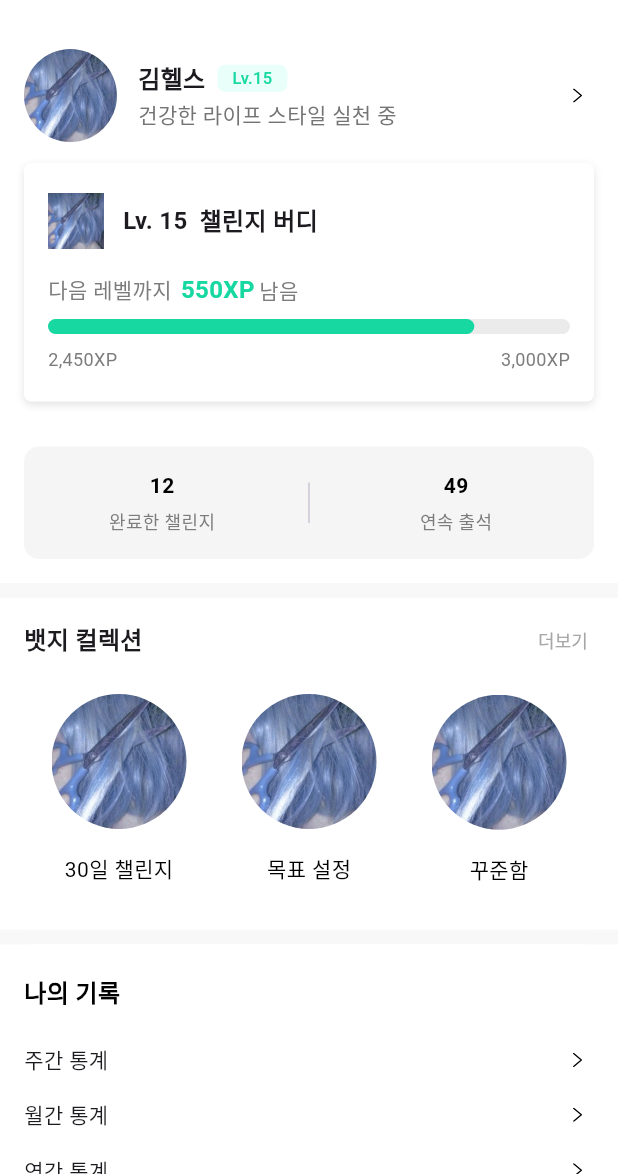
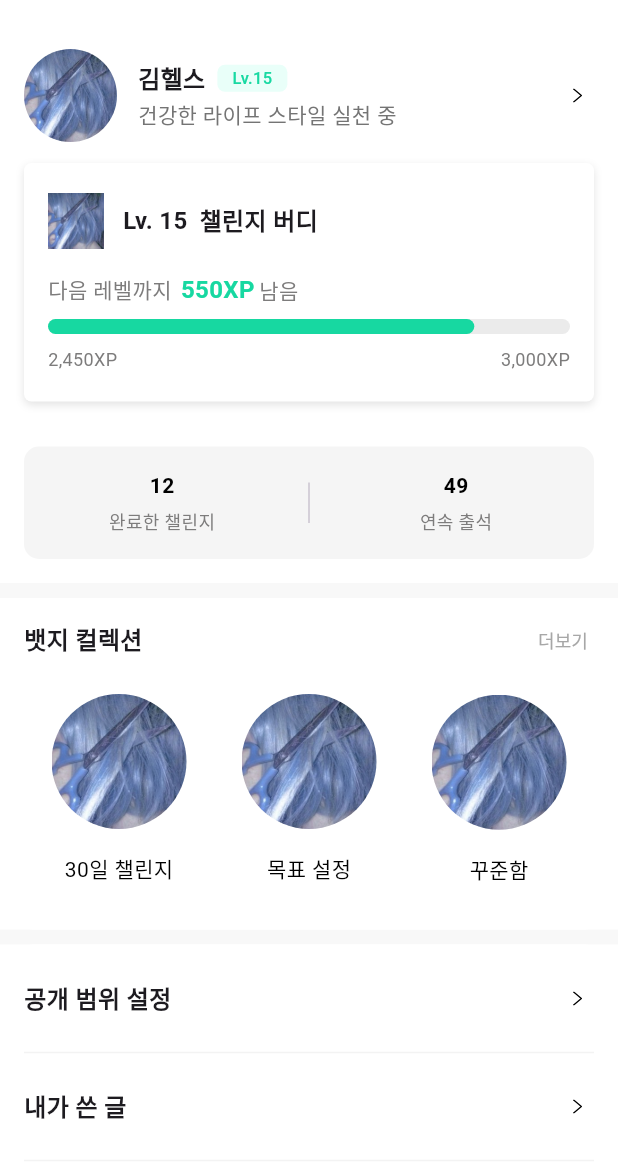
Before and after one commit to soluxAbsolute2025/30th_2_appsolute_bodybuddy_front, a Flutter app: the MypagePage screen opened directly, on a phone screen of 412 x 824 dp, the part 62-1236 px from its top. Run offline on Flutter 3.47's test engine with Material 3 defaults, Android fonts, the phone set to English and light mode, and no system bars; our stand-ins replace flutter_svg; network calls fail; Roboto replaces fonts that are missing (Pretendard, Pretendard Variable).

Commit message:
Delete. 상세 기능 삭제 및 공개설정/비밀번호 설정 추가

```diff
--- a/lib/features/mypage/widgets/statistics_settings_widget.dart
+++ b/lib/features/mypage/widgets/statistics_settings_widget.dart
@@ -7,7 +7,7 @@ class StatisticsSettingsWidget extends StatelessWidget {
   @override
   Widget build(BuildContext context) {
     return Container(
-      padding: EdgeInsets.only(bottom: 16.0),
+      // padding: EdgeInsets.only(bottom: 16.0),
       // constraints: BoxConstraints(maxHeight: 100.0),
       decoration: BoxDecoration(
         color: Colors.white,
@@ -17,25 +17,15 @@ class StatisticsSettingsWidget extends StatelessWidget {
         crossAxisAlignment: CrossAxisAlignment.start,
         children: [
           Padding(
-            padding: const EdgeInsets.symmetric(vertical: 20.0),
-            child: Text(
-              '나의 기록',
-              style: TextStyle(
-                color: const Color(0xFF000000),
-                fontSize: 16,
-                fontFamily: 'Pretendard Variable',
-                fontWeight: FontWeight.w600,
-              ),
-            ),
-          ),
-          Row(
+            padding: const EdgeInsets.only(top: 24.0),
+            child: Row(
               children: [
                 Expanded(
                   child: Text(
-                  '주간 통계',
+                    '공개 범위 설정',
                     style: TextStyle(
-                    fontSize: 14.0,
-                    fontWeight: FontWeight.w400,
+                      fontSize: 16.0,
+                      fontWeight: FontWeight.w600,
                       fontFamily: 'Pretendard',
                     ),
                   ),
@@ -44,7 +34,10 @@ class StatisticsSettingsWidget extends StatelessWidget {
                   onPressed: () {},
                   style: TextButton.styleFrom(
                     foregroundColor: Color(0x1188D3BD),
-                  padding: EdgeInsets.symmetric(horizontal: 8.0, vertical: 8.0),
+                    padding: EdgeInsets.symmetric(
+                      horizontal: 8.0,
+                      vertical: 5.0,
+                    ),
                     minimumSize: Size.zero,
                     tapTargetSize:
                         MaterialTapTargetSize.shrinkWrap, // 터치 영역을 내용물에 맞춤
@@ -60,191 +53,13 @@ class StatisticsSettingsWidget extends StatelessWidget {
                 ),
               ],
             ),
-          SizedBox(height: 13.0),
-          Row(
-            children: [
-              Expanded(
-                child: Text(
-                  '월간 통계',
-                  style: TextStyle(
-                    fontSize: 14.0,
-                    fontWeight: FontWeight.w400,
-                    fontFamily: 'Pretendard',
-                  ),
-                ),
-              ),
-              TextButton(
-                onPressed: () {},
-                style: TextButton.styleFrom(
-                  foregroundColor: Color(0x1188D3BD),
-                  padding: EdgeInsets.symmetric(horizontal: 8.0, vertical: 5.0),
-                  minimumSize: Size.zero,
-                  tapTargetSize:
-                      MaterialTapTargetSize.shrinkWrap, // 터치 영역을 내용물에 맞춤
-                  shape: RoundedRectangleBorder(
-                    borderRadius: BorderRadius.circular(5.0),
-                  ),
-                ),
-                child: SvgPicture.asset(
-                  'assets/mypage/arrow.svg',
-                  width: 6.0,
-                  height: 10.0,
-                ),
-              ),
-            ],
-          ),
-          SizedBox(height: 16.0),
-          Row(
-            children: [
-              Expanded(
-                child: Text(
-                  '연간 통계',
-                  style: TextStyle(
-                    fontSize: 14.0,
-                    fontWeight: FontWeight.w400,
-                    fontFamily: 'Pretendard',
-                  ),
-                ),
-              ),
-              TextButton(
-                onPressed: () {},
-                style: TextButton.styleFrom(
-                  foregroundColor: Color(0x1188D3BD),
-                  padding: EdgeInsets.symmetric(horizontal: 8.0, vertical: 5.0),
-                  minimumSize: Size.zero,
-                  tapTargetSize:
-                      MaterialTapTargetSize.shrinkWrap, // 터치 영역을 내용물에 맞춤
-                  shape: RoundedRectangleBorder(
-                    borderRadius: BorderRadius.circular(5.0),
-                  ),
-                ),
-                child: SvgPicture.asset(
-                  'assets/mypage/arrow.svg',
-                  width: 6.0,
-                  height: 10.0,
-                ),
-              ),
-            ],
           ),
           SizedBox(height: 16.0),
           Divider(color: Color(0xFFF3F3F3)),
 
-          // 목표 설정
+          // 내가 쓴 글
           Padding(
-            padding: const EdgeInsets.only(top: 18.0, bottom: 20.0),
-            child: Text(
-              '목표 관리',
-              style: TextStyle(
-                color: const Color(0xFF000000),
-                fontSize: 16,
-                fontFamily: 'Pretendard Variable',
-                fontWeight: FontWeight.w600,
-              ),
-            ),
-          ),
-          Row(
-            children: [
-              Expanded(
-                child: Text(
-                  '일일 목표 설정',
-                  style: TextStyle(
-                    fontSize: 14.0,
-                    fontWeight: FontWeight.w400,
-                    fontFamily: 'Pretendard',
-                  ),
-                ),
-              ),
-              TextButton(
-                onPressed: () {},
-                style: TextButton.styleFrom(
-                  foregroundColor: Color(0x1188D3BD),
-                  padding: EdgeInsets.symmetric(horizontal: 8.0, vertical: 8.0),
-                  minimumSize: Size.zero,
-                  tapTargetSize:
-                      MaterialTapTargetSize.shrinkWrap, // 터치 영역을 내용물에 맞춤
-                  shape: RoundedRectangleBorder(
-                    borderRadius: BorderRadius.circular(5.0),
-                  ),
-                ),
-                child: SvgPicture.asset(
-                  'assets/mypage/arrow.svg',
-                  width: 6.0,
-                  height: 10.0,
-                ),
-              ),
-            ],
-          ),
-          SizedBox(height: 13.0),
-          Row(
-            children: [
-              Expanded(
-                child: Text(
-                  '주간 목표 설정',
-                  style: TextStyle(
-                    fontSize: 14.0,
-                    fontWeight: FontWeight.w400,
-                    fontFamily: 'Pretendard',
-                  ),
-                ),
-              ),
-              TextButton(
-                onPressed: () {},
-                style: TextButton.styleFrom(
-                  foregroundColor: Color(0x1188D3BD),
-                  padding: EdgeInsets.symmetric(horizontal: 8.0, vertical: 5.0),
-                  minimumSize: Size.zero,
-                  tapTargetSize:
-                      MaterialTapTargetSize.shrinkWrap, // 터치 영역을 내용물에 맞춤
-                  shape: RoundedRectangleBorder(
-                    borderRadius: BorderRadius.circular(5.0),
-                  ),
-                ),
-                child: SvgPicture.asset(
-                  'assets/mypage/arrow.svg',
-                  width: 6.0,
-                  height: 10.0,
-                ),
-              ),
-            ],
-          ),
-          SizedBox(height: 16.0),
-          Row(
-            children: [
-              Expanded(
-                child: Text(
-                  '월간 목표 설정',
-                  style: TextStyle(
-                    fontSize: 14.0,
-                    fontWeight: FontWeight.w400,
-                    fontFamily: 'Pretendard',
-                  ),
-                ),
-              ),
-              TextButton(
-                onPressed: () {},
-                style: TextButton.styleFrom(
-                  foregroundColor: Color(0x1188D3BD),
-                  padding: EdgeInsets.symmetric(horizontal: 8.0, vertical: 5.0),
-                  minimumSize: Size.zero,
-                  tapTargetSize:
-                      MaterialTapTargetSize.shrinkWrap, // 터치 영역을 내용물에 맞춤
-                  shape: RoundedRectangleBorder(
-                    borderRadius: BorderRadius.circular(5.0),
-                  ),
-                ),
-                child: SvgPicture.asset(
-                  'assets/mypage/arrow.svg',
-                  width: 6.0,
-                  height: 10.0,
-                ),
-              ),
-            ],
-          ),
-          SizedBox(height: 16.0),
-          Divider(color: Color(0xFFF3F3F3)),
-          // 나의 글 모아보기
-          Padding(
-            padding: const EdgeInsets.only(top: 18.0, bottom: 20.0),
+            padding: const EdgeInsets.only(top: 16.0),
             child: Row(
               children: [
                 Expanded(
@@ -281,6 +96,47 @@ class StatisticsSettingsWidget extends StatelessWidget {
               ],
             ),
           ),
+          SizedBox(height: 16.0),
+          Divider(color: Color(0xFFF3F3F3)),
+          // 비밀번호 변경
+          Padding(
+            padding: const EdgeInsets.only(top: 16.0, bottom: 24.0),
+            child: Row(
+              children: [
+                Expanded(
+                  child: Text(
+                    '비밀번호 설정',
+                    style: TextStyle(
+                      fontSize: 16.0,
+                      fontWeight: FontWeight.w600,
+                      fontFamily: 'Pretendard',
+                    ),
+                  ),
+                ),
+                TextButton(
+                  onPressed: () {},
+                  style: TextButton.styleFrom(
+                    foregroundColor: Color(0x1188D3BD),
+                    padding: EdgeInsets.symmetric(
+                      horizontal: 8.0,
+                      vertical: 5.0,
+                    ),
+                    minimumSize: Size.zero,
+                    tapTargetSize:
+                        MaterialTapTargetSize.shrinkWrap, // 터치 영역을 내용물에 맞춤
+                    shape: RoundedRectangleBorder(
+                      borderRadius: BorderRadius.circular(5.0),
+                    ),
+                  ),
+                  child: SvgPicture.asset(
+                    'assets/mypage/arrow.svg',
+                    width: 6.0,
+                    height: 10.0,
+                  ),
+                ),
+              ],
+            ),
+          ),
         ],
       ),
     );
```
Lines whose indentation alone changed are shown as unchanged.
